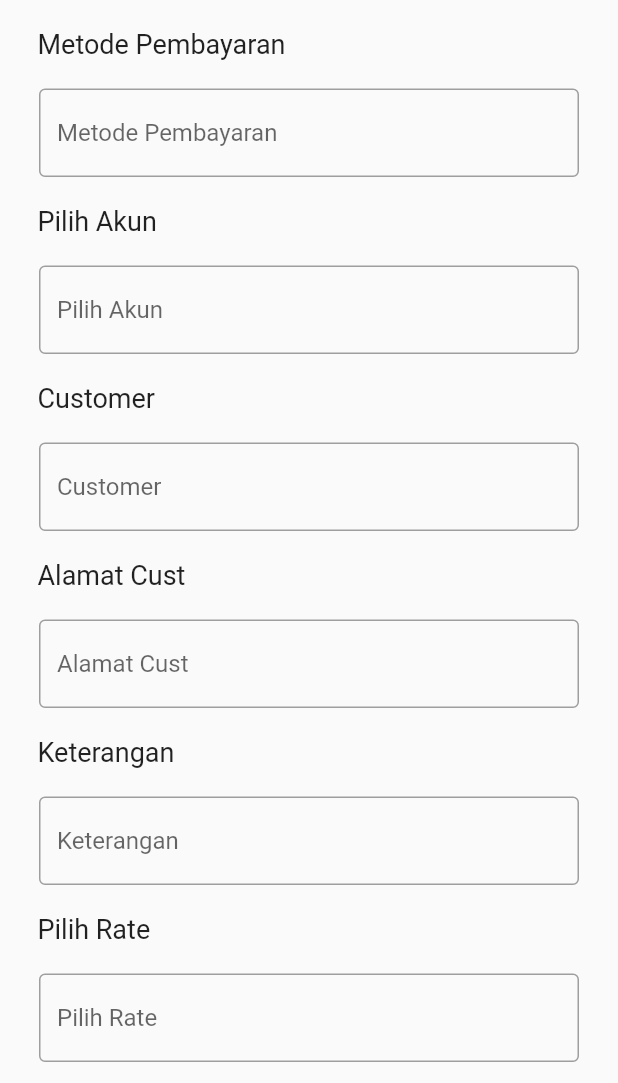
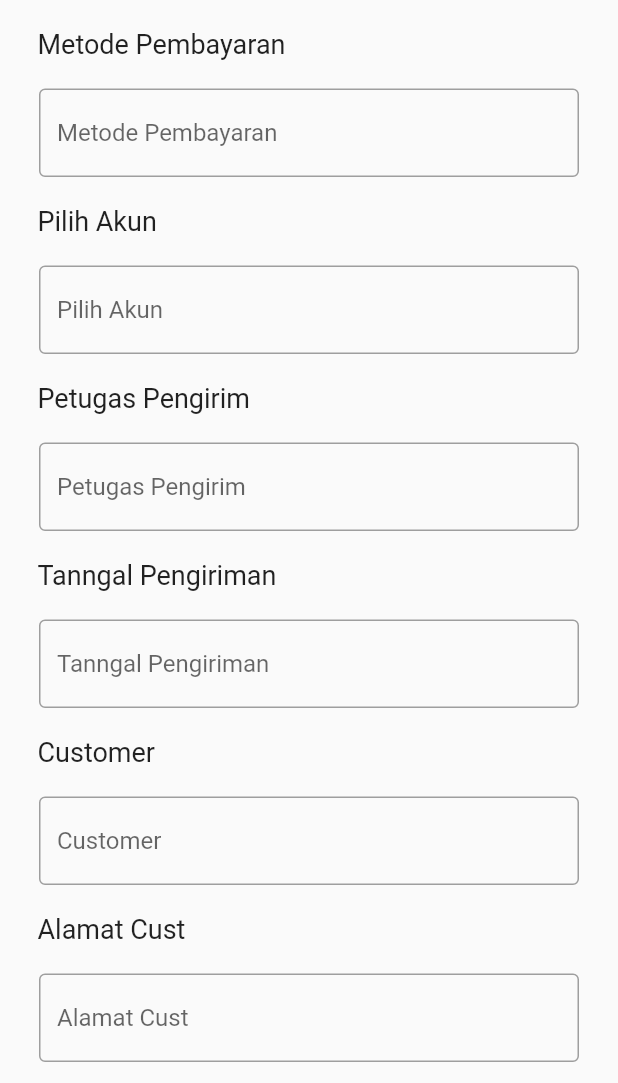
Before and after one commit to mohali9/pusatriyal_retail_penjualan, a Flutter app: the Pemesananan screen opened by its route, scrolled down 550 dp, on a phone screen of 412 x 824 dp, the part 153-1236 px from its top. Run offline on Flutter 3.47's test engine with Material 2 defaults, Android fonts, the phone set to English and light mode, and no system bars; missing offline and left inert: dropdownfield.

Commit message:
tambahan field

```diff
--- a/lib/main.dart
+++ b/lib/main.dart
@@ -476,6 +476,46 @@ class _PemesanananState extends State<Pemesananan> {
                 Padding(
                   padding: const EdgeInsets.all(15.0),
                   child: new Text(
+                    "Petugas Pengirim",
+                    style: new TextStyle(fontSize: 18.0),
+                  ),
+                ),
+                new ListTile(
+                  title: new TextField(
+                    decoration: new InputDecoration(
+                      focusedBorder: OutlineInputBorder(
+                        borderSide: BorderSide(color: Colors.grey, width: 1.0),
+                      ),
+                      enabledBorder: OutlineInputBorder(
+                        borderSide: BorderSide(color: Colors.grey, width: 1.0),
+                      ),
+                      hintText: 'Petugas Pengirim',
+                    ),
+                  ),
+                ),
+                Padding(
+                  padding: const EdgeInsets.all(15.0),
+                  child: new Text(
+                    "Tanngal Pengiriman",
+                    style: new TextStyle(fontSize: 18.0),
+                  ),
+                ),
+                new ListTile(
+                  title: new TextField(
+                    decoration: new InputDecoration(
+                      focusedBorder: OutlineInputBorder(
+                        borderSide: BorderSide(color: Colors.grey, width: 1.0),
+                      ),
+                      enabledBorder: OutlineInputBorder(
+                        borderSide: BorderSide(color: Colors.grey, width: 1.0),
+                      ),
+                      hintText: 'Tanngal Pengiriman',
+                    ),
+                  ),
+                ),
+                Padding(
+                  padding: const EdgeInsets.all(15.0),
+                  child: new Text(
                     "Customer",
                     style: new TextStyle(fontSize: 18.0),
                   ),
```
